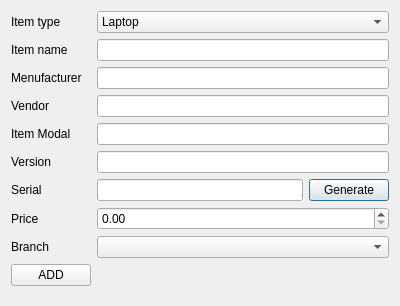
This is widgets/StoreTab/available/addproduct.ui in abdulroufsidhu/bms as Qt 5 draws it before an edit. The edited form follows.
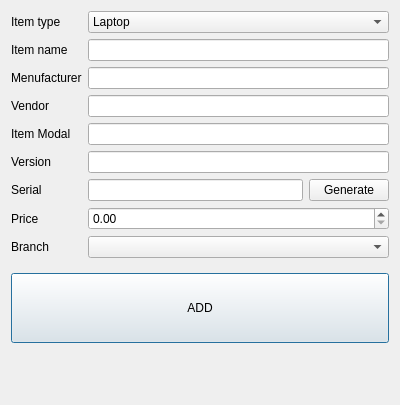
This is the edited form. Icons and pictures are not drawn.

Diff of the .ui file:
```diff
--- a/widgets/StoreTab/available/addproduct.ui
+++ b/widgets/StoreTab/available/addproduct.ui
@@ -7,13 +7,63 @@
     <x>0</x>
     <y>0</y>
     <width>400</width>
-    <height>300</height>
+    <height>405</height>
    </rect>
   </property>
   <property name="windowTitle">
    <string>Dialog</string>
   </property>
   <layout class="QGridLayout" name="gridLayout">
+   <item row="1" column="0">
+    <widget class="QPushButton" name="btn_add_inventory">
+     <property name="sizePolicy">
+      <sizepolicy hsizetype="Preferred" vsizetype="Preferred">
+       <horstretch>0</horstretch>
+       <verstretch>0</verstretch>
+      </sizepolicy>
+     </property>
+     <property name="minimumSize">
+      <size>
+       <width>0</width>
+       <height>70</height>
+      </size>
+     </property>
+     <property name="maximumSize">
+      <size>
+       <width>16777215</width>
+       <height>16777215</height>
+      </size>
+     </property>
+     <property name="baseSize">
+      <size>
+       <width>0</width>
+       <height>0</height>
+      </size>
+     </property>
+     <property name="cursor">
+      <cursorShape>PointingHandCursor</cursorShape>
+     </property>
+     <property name="autoFillBackground">
+      <bool>false</bool>
+     </property>
+     <property name="styleSheet">
+      <string notr="true"/>
+     </property>
+     <property name="text">
+      <string>ADD</string>
+     </property>
+     <property name="icon">
+      <iconset theme="add">
+       <normaloff>../../</normaloff>../../</iconset>
+     </property>
+     <property name="iconSize">
+      <size>
+       <width>16</width>
+       <height>16</height>
+      </size>
+     </property>
+    </widget>
+   </item>
    <item row="0" column="0">
     <layout class="QFormLayout" name="formLayout">
      <item row="0" column="0">
@@ -155,52 +205,21 @@
        </property>
       </widget>
      </item>
-     <item row="9" column="0">
-      <widget class="QPushButton" name="btn_add_inventory">
-       <property name="sizePolicy">
-        <sizepolicy hsizetype="Preferred" vsizetype="Preferred">
-         <horstretch>0</horstretch>
-         <verstretch>0</verstretch>
-        </sizepolicy>
-       </property>
-       <property name="maximumSize">
-        <size>
-         <width>16777215</width>
-         <height>16777215</height>
-        </size>
-       </property>
-       <property name="baseSize">
-        <size>
-         <width>0</width>
-         <height>0</height>
-        </size>
-       </property>
-       <property name="cursor">
-        <cursorShape>PointingHandCursor</cursorShape>
-       </property>
-       <property name="autoFillBackground">
-        <bool>false</bool>
-       </property>
-       <property name="styleSheet">
-        <string notr="true"/>
-       </property>
-       <property name="text">
-        <string>ADD</string>
-       </property>
-       <property name="icon">
-        <iconset theme="add">
-         <normaloff>../../</normaloff>../../</iconset>
-       </property>
-       <property name="iconSize">
-        <size>
-         <width>16</width>
-         <height>16</height>
-        </size>
-       </property>
-      </widget>
-     </item>
     </layout>
    </item>
+   <item row="2" column="0">
+    <spacer name="verticalSpacer">
+     <property name="orientation">
+      <enum>Qt::Vertical</enum>
+     </property>
+     <property name="sizeHint" stdset="0">
+      <size>
+       <width>20</width>
+       <height>40</height>
+      </size>
+     </property>
+    </spacer>
+   </item>
   </layout>
  </widget>
  <resources/>
```
Left out of the diff: 2 changed lines with no effect on the pictures.
